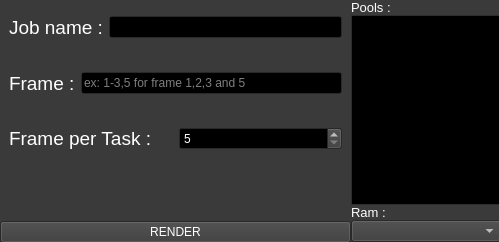
This is submitter/qt/submitter.ui in ArtFXDev/submitter as Qt 5 draws it before an edit. The edited form follows.
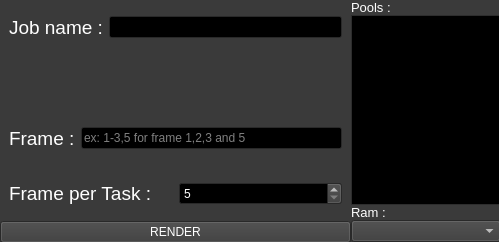
This is the edited form.

```diff
--- a/submitter/qt/submitter.ui
+++ b/submitter/qt/submitter.ui
@@ -471,60 +471,14 @@
        <property name="spacing">
         <number>0</number>
        </property>
-       <item row="5" column="0">
+       <item row="8" column="0">
         <widget class="QPushButton" name="bt_render">
          <property name="text">
           <string>RENDER</string>
          </property>
         </widget>
        </item>
-       <item row="2" column="0">
-        <widget class="QWidget" name="widget_frame_per_task" native="true">
-         <layout class="QHBoxLayout" name="horizontalLayout_3">
-          <item>
-           <widget class="QLabel" name="label_4">
-            <property name="font">
-             <font>
-              <pointsize>14</pointsize>
-             </font>
-            </property>
-            <property name="text">
-             <string>Frame per Task :</string>
-            </property>
-           </widget>
-          </item>
-          <item>
-           <widget class="QSpinBox" name="input_frame_per_task">
-            <property name="minimum">
-             <number>5</number>
-            </property>
-           </widget>
-          </item>
-         </layout>
-        </widget>
-       </item>
-       <item row="0" column="0">
-        <widget class="QWidget" name="widget_2" native="true">
-         <layout class="QHBoxLayout" name="horizontalLayout_4">
-          <item>
-           <widget class="QLabel" name="label">
-            <property name="font">
-             <font>
-              <pointsize>14</pointsize>
-             </font>
-            </property>
-            <property name="text">
-             <string>Job name :</string>
-            </property>
-           </widget>
-          </item>
-          <item>
-           <widget class="QLineEdit" name="input_job_name"/>
-          </item>
-         </layout>
-        </widget>
-       </item>
-       <item row="1" column="0">
+       <item row="6" column="0">
         <widget class="QWidget" name="widget_frame" native="true">
          <layout class="QHBoxLayout" name="horizontalLayout_2">
           <item>
@@ -552,11 +506,57 @@
          </layout>
         </widget>
        </item>
+       <item row="0" column="0">
+        <widget class="QWidget" name="widget_2" native="true">
+         <layout class="QHBoxLayout" name="horizontalLayout_4">
+          <item>
+           <widget class="QLabel" name="label">
+            <property name="font">
+             <font>
+              <pointsize>14</pointsize>
+             </font>
+            </property>
+            <property name="text">
+             <string>Job name :</string>
+            </property>
+           </widget>
+          </item>
+          <item>
+           <widget class="QLineEdit" name="input_job_name"/>
+          </item>
+         </layout>
+        </widget>
+       </item>
        <item row="4" column="0">
         <widget class="QWidget" name="custom_widget" native="true">
          <layout class="QHBoxLayout" name="custom_layout"/>
         </widget>
        </item>
+       <item row="7" column="0">
+        <widget class="QWidget" name="widget_frame_per_task" native="true">
+         <layout class="QHBoxLayout" name="horizontalLayout_3">
+          <item>
+           <widget class="QLabel" name="label_4">
+            <property name="font">
+             <font>
+              <pointsize>14</pointsize>
+             </font>
+            </property>
+            <property name="text">
+             <string>Frame per Task :</string>
+            </property>
+           </widget>
+          </item>
+          <item>
+           <widget class="QSpinBox" name="input_frame_per_task">
+            <property name="minimum">
+             <number>5</number>
+            </property>
+           </widget>
+          </item>
+         </layout>
+        </widget>
+       </item>
       </layout>
      </widget>
     </item>
```
